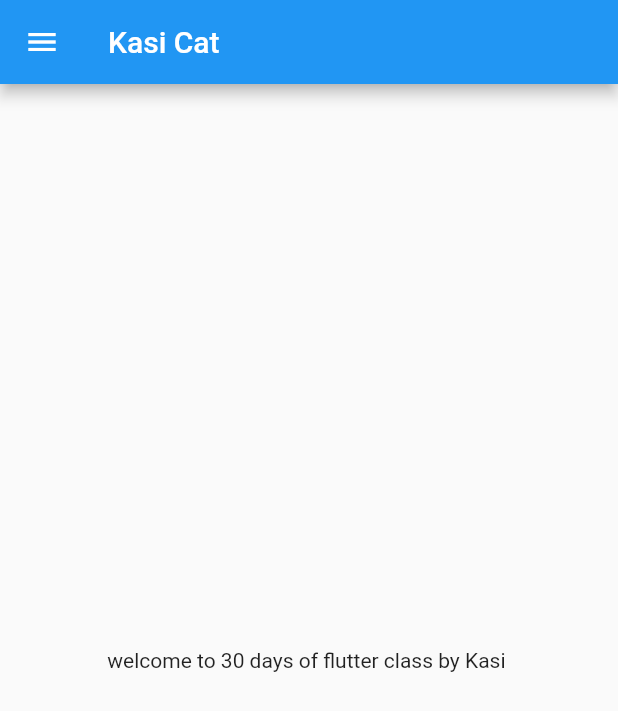
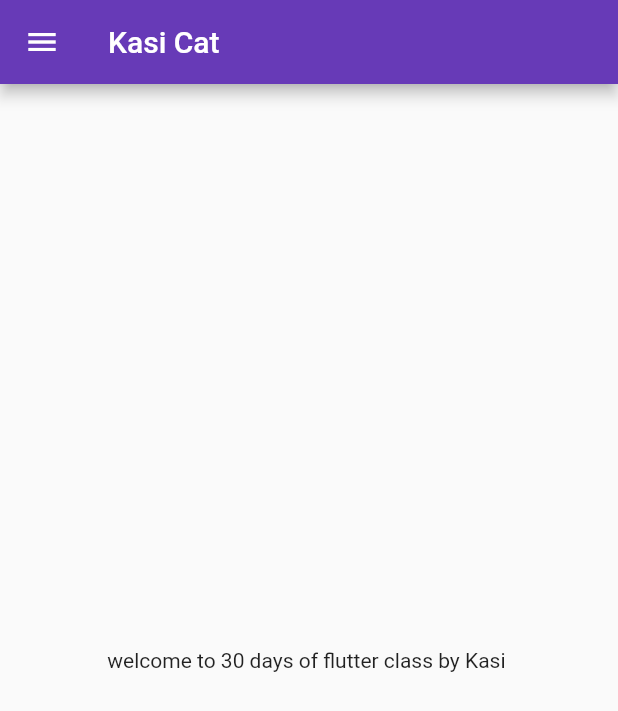
Before and after one commit to kasi15cs/LearnFlutterIn30days, a Flutter app: the screen it shows after launch, on a phone screen of 412 x 824 dp. Shown: the top 711 px of the screen. Run offline on Flutter 3.47's test engine with Material 2 defaults, Android fonts, the light colour scheme and no system bars.

Commit message:
day3 completed

```diff
--- a/lib/main.dart
+++ b/lib/main.dart
@@ -1,5 +1,6 @@
 import 'package:flutter/material.dart';
-import "homePage.dart";
+import 'pages/home_Page.dart';
+import 'pages/login_page.dart';
 
 void main(List<String> args) {
   runApp(MyApp());
@@ -11,7 +12,17 @@
   @override
   Widget build(BuildContext context) {
     return MaterialApp(
-      home: homepage(),
+      themeMode: ThemeMode.light,
+      theme: ThemeData(primarySwatch: Colors.deepPurple),
+      darkTheme: ThemeData(
+        brightness: Brightness.dark,
+      ),
+      initialRoute: "/home",
+      routes: {
+        "/": (context) => LoginPage(),
+        "/login": (context) => LoginPage(),
+        "/home": (context) => HomePage(),
+      },
     );
   }
 }
--- a/lib/homePage.dart
+++ b/lib/pages/home_Page.dart
@@ -1,7 +1,7 @@
 import 'package:flutter/material.dart';
 
-class homepage extends StatelessWidget {
-  const homepage({Key? key}) : super(key: key);
+class HomePage extends StatelessWidget {
+  const HomePage({Key? key}) : super(key: key);
 
   @override
   Widget build(BuildContext context) {
```
Also changed, not shown: lib/pages/login_page.dart (added, +24 -0 lines).
